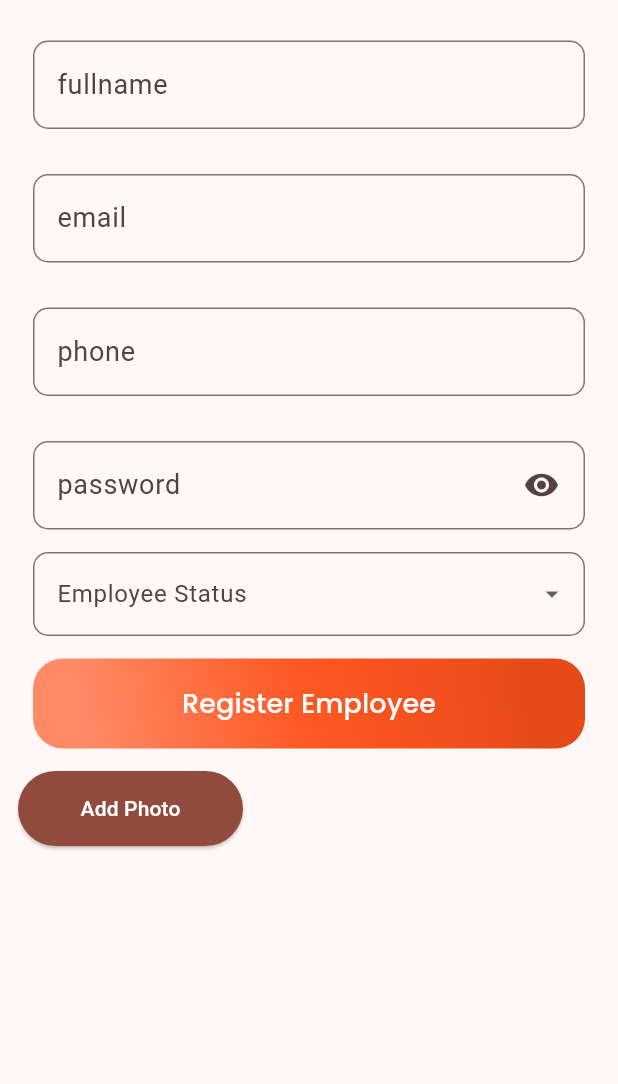
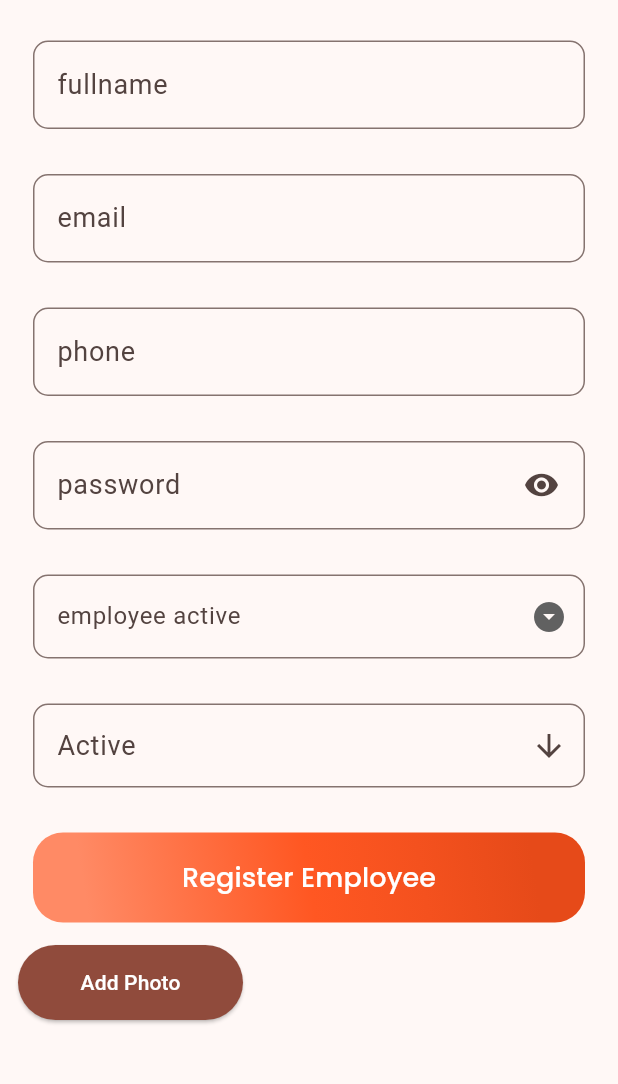
Before and after one commit to mhaquesalman/marketing_up, a Flutter app: the screen it shows after launch, on a phone screen of 412 x 824 dp, the part 84-1168 px from its top. Run offline on Flutter 3.47's test engine with Material 2 defaults, Android fonts, the light colour scheme and no system bars; our stand-ins replace cloud_firestore, firebase_auth, firebase_core, geolocator, google_fonts, image_cropper and 4 more; missing offline and left inert: dropdown_below; accounts and stored records are empty.

Commit message:
bug fixing

```diff
--- a/lib/screens/add_employee_screen.dart
+++ b/lib/screens/add_employee_screen.dart
@@ -28,15 +28,22 @@ class _AddEmployeeScreenState extends State<AddEmployeeScreen> {
   FocusNode emailFocusNode = FocusNode();
   FocusNode phoneFocusNode = FocusNode();
   FocusNode passwordFocusNode = FocusNode();
+  FocusNode activeStatusFocusNode = FocusNode();
+  TextEditingController activeController = TextEditingController();
   bool isObscured = true;
   bool clearImagePicker = false;
   String email = "";
   String fullname = "";
   String phone = "";
   String password = "";
-  String activeStatus = "";
+  String? activeStatus;
+  String? activeStatus2;
   var selectedActiveItem;
-  List activeLabelList = ["YES", "NO"];
+  List<String> activeLabelList = ["YES", "NO"];
+  List activeLabelList2 = [
+    {"label": "YES", "value": true},
+    {"label": "NO", "value": false}
+  ];
   List<File> image = [];
   List<DropdownMenuItem<Object?>> dropDownItems = [];
   late FirebaseProvider firebaseProvider;
@@ -90,7 +97,7 @@ class _AddEmployeeScreenState extends State<AddEmployeeScreen> {
   @override
   void initState() {
     firebaseProvider = Provider.of<FirebaseProvider>(context, listen: false);
-    dropDownItems = buildDropdownTestItems(activeLabelList);
+    // dropDownItems = buildDropdownTestItems(activeLabelList);
     super.initState();
   }
 
@@ -142,6 +149,8 @@ class _AddEmployeeScreenState extends State<AddEmployeeScreen> {
                 //   ],
                 // ),
                 buildDropDownMenu(),
+                buildTextFieldForPopUpMenu("Active", "", activeStatusFocusNode),
+                // buildPopUpMenu(),
                 buildRegisterButton(context, status),
                 ImagePickerWidget(
                   clearImage: clearImagePicker,
@@ -161,36 +170,50 @@ class _AddEmployeeScreenState extends State<AddEmployeeScreen> {
 
   Widget buildDropDownMenu() {
     return Padding(
-      padding: EdgeInsets.symmetric(horizontal: 10),
+      padding: EdgeInsets.symmetric(vertical: 15, horizontal: 10),
         child: DropdownButtonFormField(
           key: dropDownFormKey,
-        itemHeight: null,
           items: activeLabelList.map((item) =>
-            DropdownMenuItem<String>(
+              DropdownMenuItem(
                   value: item,
                   child: Text(item, style: TextStyle(
                       color: Colors.black,
                       fontSize: 16
                   ),)
               )).toList(),
-        icon: Icon(Icons.arrow_drop_down),
-        isDense: true,
-        iconSize: 20,
+          icon: Icon(Icons.arrow_drop_down_circle),
           decoration: InputDecoration(
-          labelText: "Employee Status",
+            labelText: "employee active",
             border: OutlineInputBorder(
               borderRadius: BorderRadius.circular(10.0),
             ),
           ),
           value: activeStatus,
-        validator: (input) =>
-        activeStatus == "" ? "Please select active status" : null,
+          validator: (input) => activeStatus == null ? "Please select status" : null,
           onChanged: (value) {
             setState(() {
-            activeStatus = value ?? "";
+              activeStatus = value!;
             });
           },
         ),
+    );
+  }
+
+  Widget buildPopUpMenu() {
+    return PopupMenuButton(
+      icon: Icon(Icons.arrow_downward),
+      offset: Offset(0, 40),
+        itemBuilder: (context) {
+          return activeLabelList2.map((item) =>
+              PopupMenuItem(value: item['value'],
+                  child: Text(item['label'])
+              ),
+          ).toList();
+        },
+      onSelected: (value) {
+          selectedActiveItem = value;
+          activeController.text = selectedActiveItem['label'];
+      },
     );
   }
 
@@ -304,6 +327,31 @@ class _AddEmployeeScreenState extends State<AddEmployeeScreen> {
     );
   }
 
+  Widget buildTextFieldForPopUpMenu(String label, String errMsg, FocusNode focusNode) {
+    return Padding(
+      padding: EdgeInsets.symmetric(vertical: 15.0, horizontal: 10),
+      child: TextFormField(
+        controller: activeController,
+        readOnly: true,
+        onTap: () {
+          buildPopUpMenu();
+        },
+        decoration: InputDecoration(
+            labelText: label,
+            labelStyle: TextStyle(fontSize: 18.0),
+            border: OutlineInputBorder(
+              borderRadius: BorderRadius.circular(10.0),
+            ),
+            suffixIcon: buildPopUpMenu(),
+        ),
+        validator: (input) => activeStatus2 == null ? "Please select active status" : null,
+        onSaved: (value) {
+          activeStatus2 = activeController.text;
+        },
+      ),
+    );
+  }
+
   Widget buildCustomDropDownMenu() {
     return Padding(
       padding: const EdgeInsets.all(8.0),
@@ -346,19 +394,19 @@ class _AddEmployeeScreenState extends State<AddEmployeeScreen> {
   }
 
 
-  List<DropdownMenuItem<Object?>> buildDropdownTestItems(List activeLabelList) {
-    List<DropdownMenuItem<Object?>> items = [];
-    for (var i in activeLabelList) {
-      items.add(
-        DropdownMenuItem(
-          value: i,
-          child: Text(
-            i['label'],
-            style: TextStyle(color: Colors.black),
-          ),
-        ),
-      );
+  // List<DropdownMenuItem<Object?>> buildDropdownTestItems(List activeLabelList) {
+  //   List<DropdownMenuItem<Object?>> items = [];
+  //   for (var i in activeLabelList) {
+  //     items.add(
+  //       DropdownMenuItem(
+  //         value: i,
+  //         child: Text(
+  //           i['label'],
+  //           style: TextStyle(color: Colors.black),
+  //         ),
+  //       ),
+  //     );
+  //   }
+  //   return items;
+  // }
 }
-    return items;
-  }
-}
```
Also changed, not shown: lib/firebase_provider.dart (+14 -3 lines). Lines whose indentation alone changed are shown as unchanged.
